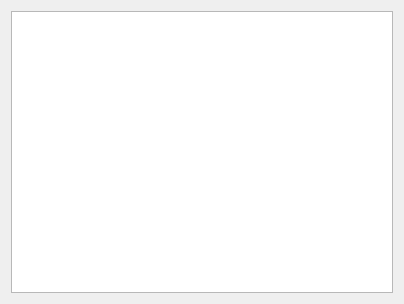
This is sprites_test/widget.ui in dluschan/Coridor as Qt 5 draws it before an edit. The edited form follows.
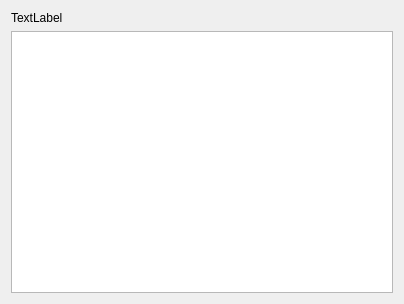
This is the edited form.

Commit message: Aded move slot and reading cursor coords on the screen

Patch:
```diff
--- a/sprites_test/widget.ui
+++ b/sprites_test/widget.ui
@@ -14,7 +14,7 @@
    <string>widget</string>
   </property>
   <layout class="QGridLayout" name="gridLayout">
-   <item row="0" column="0">
+   <item row="1" column="0">
     <widget class="QGraphicsView" name="graphicsView">
      <property name="enabled">
       <bool>true</bool>
@@ -30,6 +30,13 @@
      </property>
     </widget>
    </item>
+   <item row="0" column="0">
+    <widget class="QLabel" name="label">
+     <property name="text">
+      <string>TextLabel</string>
+     </property>
+    </widget>
+   </item>
   </layout>
  </widget>
  <layoutdefault spacing="6" margin="11"/>
```
The commit also changes 4 other files.
